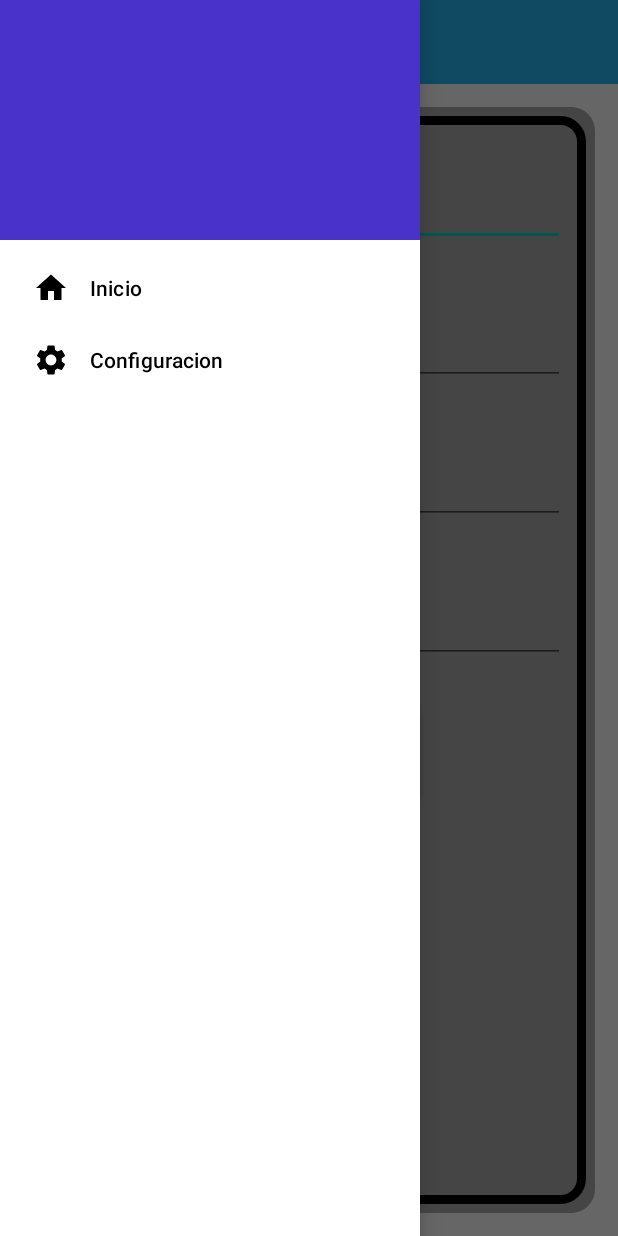
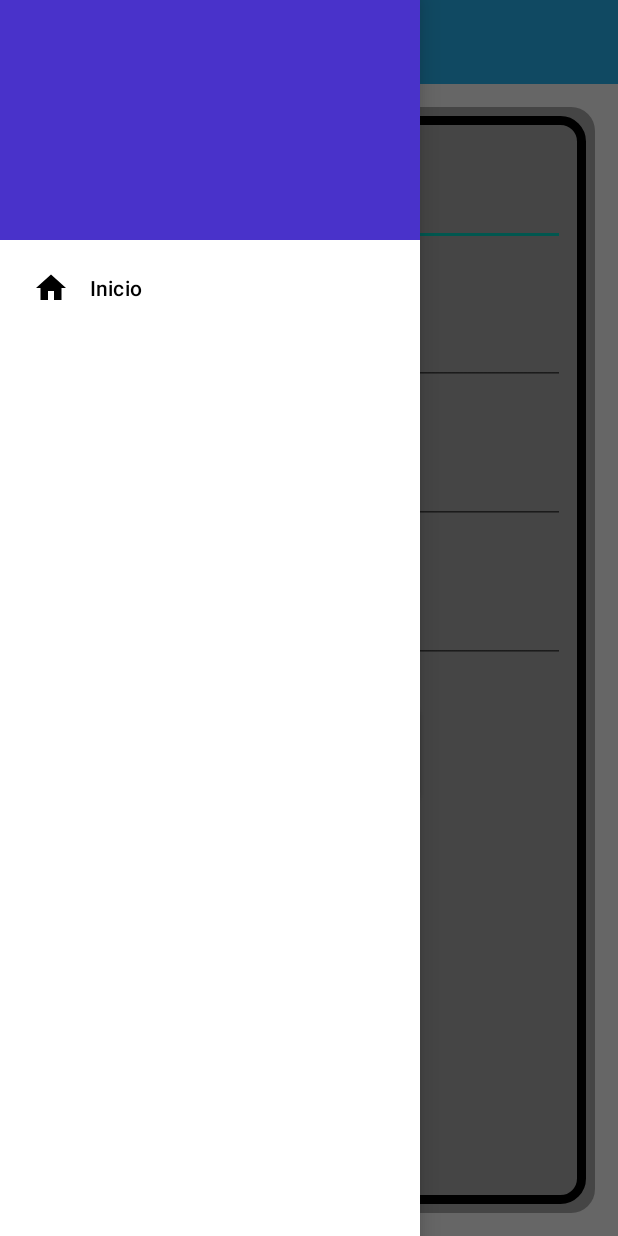
Before and after one commit to JsAzucar/CafeteriaUDB, an Android app: the AgregarPlatilloActivity screen opened directly, with no data from a screen before it, with the side drawer open, on a phone screen of 412 x 824 dp. Run offline under Robolectric (Android 15) with nearby library versions, the phone set to English and light mode, and no system bars.

Commit message:
fix: Quitado boton configuracion

```diff
--- a/app/src/main/java/com/sugardaddy/cafeteriaudb/ui/inicio/InicioActivity.kt
+++ b/app/src/main/java/com/sugardaddy/cafeteriaudb/ui/inicio/InicioActivity.kt
@@ -121,9 +121,6 @@ class InicioActivity : AppCompatActivity() {
                 R.id.nav_inicio -> {
                     Toast.makeText(this, "Inicio", Toast.LENGTH_SHORT).show()
                 }
-                R.id.nav_configuracion -> {
-                    Toast.makeText(this, "Configuración", Toast.LENGTH_SHORT).show()
-                }
             }
             vistaInicio.closeDrawer(GravityCompat.START)
             true
--- a/app/src/main/res/menu/menu_lateral.xml
+++ b/app/src/main/res/menu/menu_lateral.xml
@@ -5,9 +5,5 @@
         android:title="Inicio"
         android:icon="@drawable/ic_home" />
 
-    <item
-        android:id="@+id/nav_configuracion"
-        android:title="Configuracion"
-        android:icon="@drawable/ic_settings" />
 
 </menu>
```
Also changed, not shown: app/src/main/AndroidManifest.xml (+2 -5 lines).
